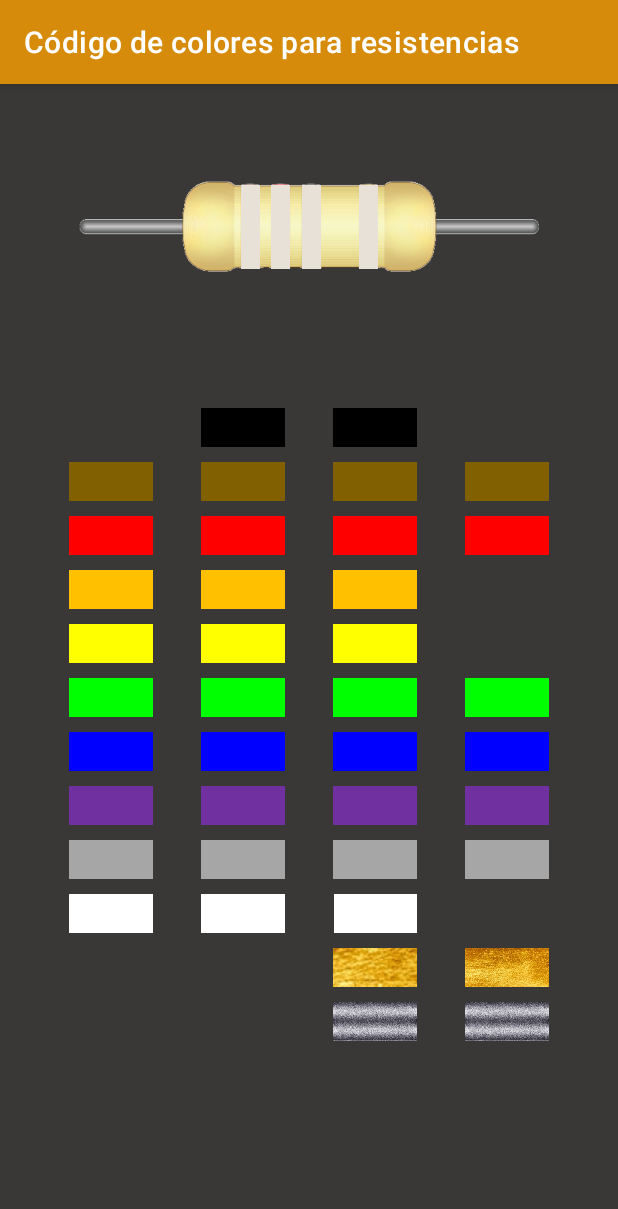
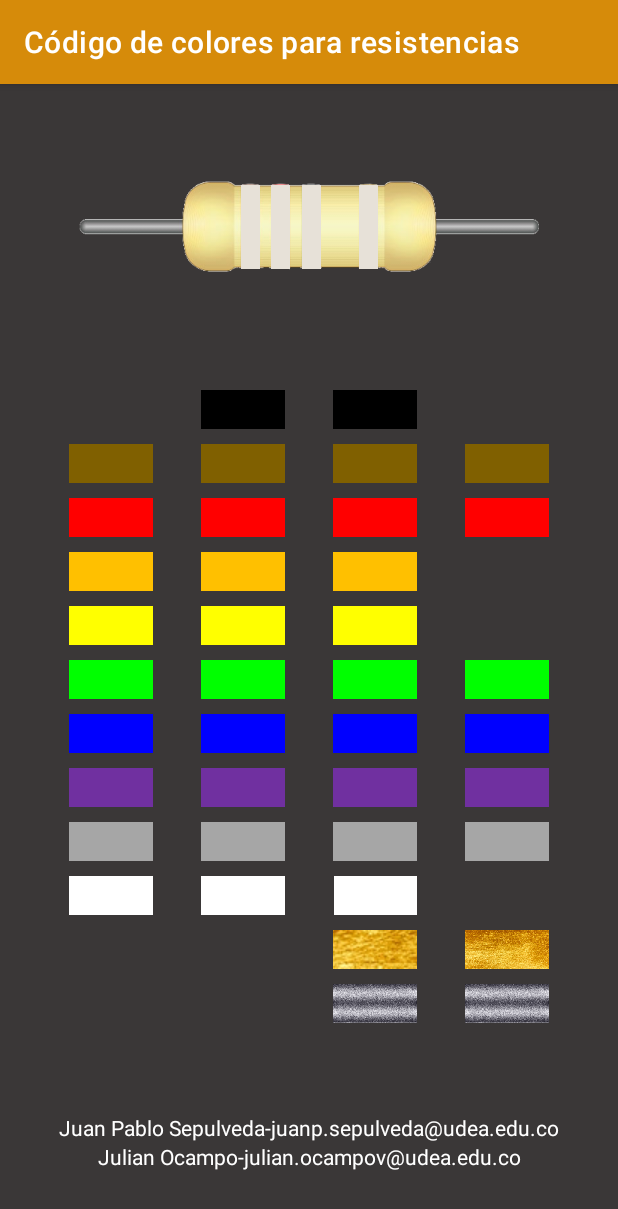
Before and after one commit to julianocampov/Practica1_3, an Android app: the screen it shows after launch (MainActivity), on a phone screen of 412 x 824 dp. Shown: the top 1209 px of the screen. Run offline under Robolectric (Android 15) with nearby library versions, the phone set to English and light mode, and no system bars.

```diff
--- a/app/src/main/res/layout/activity_main.xml
+++ b/app/src/main/res/layout/activity_main.xml
@@ -1,6 +1,7 @@
 <?xml version="1.0" encoding="utf-8"?>
 <ScrollView xmlns:android="http://schemas.android.com/apk/res/android"
     xmlns:app="http://schemas.android.com/apk/res-auto"
+    xmlns:tools="http://schemas.android.com/tools"
     android:layout_width="match_parent"
     android:layout_height="match_parent"
     android:background="#3A3737">
@@ -85,7 +86,7 @@
             android:id="@+id/linearLayout2"
             android:layout_width="wrap_content"
             android:layout_height="458dp"
-            android:layout_marginTop="200dp"
+            android:layout_marginTop="188dp"
             android:background="#3A3737"
             android:baselineAligned="false"
             android:orientation="horizontal"
@@ -482,5 +483,26 @@
 
             </LinearLayout>
         </LinearLayout>
+
+        <TextView
+            android:id="@+id/textView"
+            android:layout_width="wrap_content"
+            android:layout_height="wrap_content"
+            android:layout_marginTop="40dp"
+            android:text="@string/name1"
+            android:textColor="@color/white"
+            app:layout_constraintEnd_toEndOf="parent"
+            app:layout_constraintStart_toStartOf="parent"
+            app:layout_constraintTop_toBottomOf="@+id/linearLayout2" />
+
+        <TextView
+            android:id="@+id/textView2"
+            android:layout_width="wrap_content"
+            android:layout_height="wrap_content"
+            android:text="@string/name2"
+            android:textColor="@color/white"
+            app:layout_constraintEnd_toEndOf="parent"
+            app:layout_constraintStart_toStartOf="parent"
+            app:layout_constraintTop_toBottomOf="@+id/textView" />
     </androidx.constraintlayout.widget.ConstraintLayout>
 </ScrollView>
--- a/app/src/main/res/values-night/themes.xml
+++ b/app/src/main/res/values-night/themes.xml
@@ -2,13 +2,13 @@
     <!-- Base application theme. -->
     <style name="Theme.Practica1_3" parent="Theme.MaterialComponents.DayNight.DarkActionBar">
         <!-- Primary brand color. -->
-        <item name="colorPrimary">@color/purple_200</item>
-        <item name="colorPrimaryVariant">@color/purple_700</item>
+        <item name="colorPrimary">@color/orange</item>
+        <item name="colorPrimaryVariant">@color/orange</item>
         <item name="colorOnPrimary">@color/black</item>
         <!-- Secondary brand color. -->
         <item name="colorSecondary">@color/teal_200</item>
         <item name="colorSecondaryVariant">@color/teal_200</item>
-        <item name="colorOnSecondary">@color/black</item>
+        <item name="colorOnSecondary">@color/orange</item>
         <!-- Status bar color. -->
         <item name="android:statusBarColor" tools:targetApi="l">?attr/colorPrimaryVariant</item>
         <!-- Customize your theme here. -->
--- a/app/src/main/res/values/strings.xml
+++ b/app/src/main/res/values/strings.xml
@@ -3,4 +3,6 @@
     <string name="browncolor">Color café</string>
     <string name="blackcolor">Color negro</string>
     <string name="selec_color">Seleccionar color</string>
+    <string name="name1">Juan Pablo Sepulveda-juanp.sepulveda@udea.edu.co</string>
+    <string name="name2">Julian Ocampo-julian.ocampov@udea.edu.co</string>
 </resources>
```
